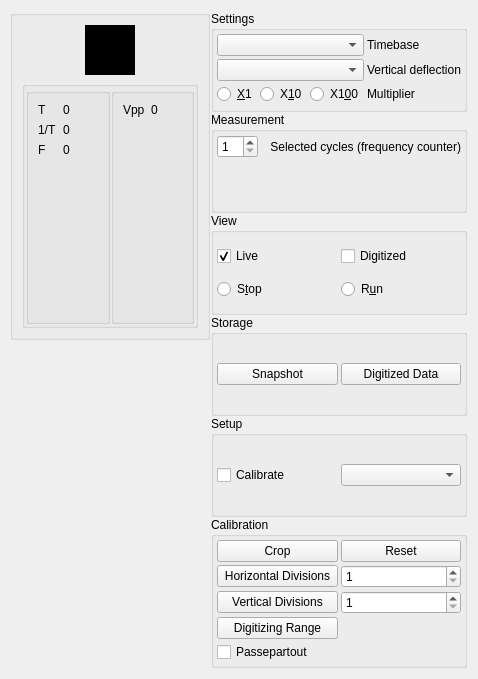
Qt form Forms/Controls.ui (JosephEoff/D43) before a commit.
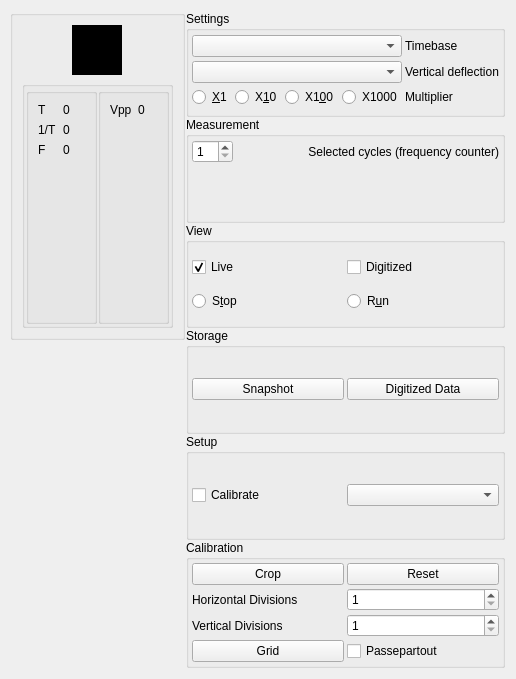
The same form after that commit. Custom widgets are drawn as their Qt base class.

Commit message: Implemented grid calibration, corrected bug in digitizer.

Diff of the .ui file:
```diff
--- a/Forms/Controls.ui
+++ b/Forms/Controls.ui
@@ -6,7 +6,7 @@
    <rect>
     <x>0</x>
     <y>0</y>
-    <width>478</width>
+    <width>516</width>
     <height>679</height>
    </rect>
   </property>
@@ -442,7 +442,7 @@
             </property>
            </widget>
           </item>
-          <item row="0" column="1">
+          <item row="0" column="2">
            <widget class="QLabel" name="labelTimeBase">
             <property name="text">
              <string>Timebase</string>
@@ -452,13 +452,20 @@
           <item row="1" column="0">
            <widget class="QComboBox" name="comboBoxVerticalDeflection"/>
           </item>
-          <item row="1" column="1">
+          <item row="1" column="2">
            <widget class="QLabel" name="labelVerticalDeflection">
             <property name="text">
              <string>Vertical deflection</string>
             </property>
            </widget>
           </item>
+          <item row="2" column="2">
+           <widget class="QLabel" name="labelMultiplier">
+            <property name="text">
+             <string>Multiplier</string>
+            </property>
+           </widget>
+          </item>
           <item row="2" column="0">
            <layout class="QHBoxLayout" name="horizontalLayoutVerticalScale">
             <item>
@@ -482,15 +489,15 @@
               </property>
              </widget>
             </item>
+            <item>
+             <widget class="QRadioButton" name="radioButtonX1000">
+              <property name="text">
+               <string>X1000</string>
+              </property>
+             </widget>
+            </item>
            </layout>
           </item>
-          <item row="2" column="1">
-           <widget class="QLabel" name="labelMultiplier">
-            <property name="text">
-             <string>Multiplier</string>
-            </property>
-           </widget>
-          </item>
          </layout>
         </widget>
        </item>
@@ -737,14 +744,14 @@
           <property name="spacing">
            <number>3</number>
           </property>
-          <item row="1" column="0">
-           <widget class="QPushButton" name="pushButtonHoroizontalDivisions">
+          <item row="1" column="1">
+           <widget class="QLabel" name="labelHorizontalDivisions">
             <property name="text">
              <string>Horizontal Divisions</string>
             </property>
            </widget>
           </item>
-          <item row="1" column="1">
+          <item row="1" column="3">
            <widget class="QSpinBox" name="spinBoxHorizontalDivisions">
             <property name="minimum">
              <number>1</number>
@@ -754,7 +761,7 @@
             </property>
            </widget>
           </item>
-          <item row="0" column="1">
+          <item row="0" column="3">
            <widget class="QPushButton" name="pushButtonReset">
             <property name="sizePolicy">
              <sizepolicy hsizetype="Minimum" vsizetype="Minimum">
@@ -767,21 +774,14 @@
             </property>
            </widget>
           </item>
-          <item row="0" column="0">
+          <item row="0" column="1">
            <widget class="QPushButton" name="pushButtonCrop">
             <property name="text">
              <string>Crop</string>
             </property>
            </widget>
           </item>
-          <item row="2" column="0">
-           <widget class="QPushButton" name="pushButtonVerticalDivisions">
-            <property name="text">
-             <string>Vertical Divisions</string>
-            </property>
-           </widget>
-          </item>
-          <item row="2" column="1">
+          <item row="2" column="3">
            <widget class="QSpinBox" name="spinBoxVerticalDivisions">
             <property name="minimum">
              <number>1</number>
@@ -791,7 +791,14 @@
             </property>
            </widget>
           </item>
-          <item row="4" column="0">
+          <item row="2" column="1">
+           <widget class="QLabel" name="labelVerticalDivisions">
+            <property name="text">
+             <string>Vertical Divisions</string>
+            </property>
+           </widget>
+          </item>
+          <item row="3" column="3">
            <widget class="QCheckBox" name="checkBoxPassepartout">
             <property name="sizePolicy">
              <sizepolicy hsizetype="Minimum" vsizetype="Fixed">
@@ -804,10 +811,10 @@
             </property>
            </widget>
           </item>
-          <item row="3" column="0">
-           <widget class="QPushButton" name="pushButtonDigitizingRange">
+          <item row="3" column="1">
+           <widget class="QPushButton" name="pushButtonGrid">
             <property name="text">
-             <string>Digitizing Range</string>
+             <string>Grid</string>
             </property>
            </widget>
           </item>
```
The commit also changes 9 other files.
